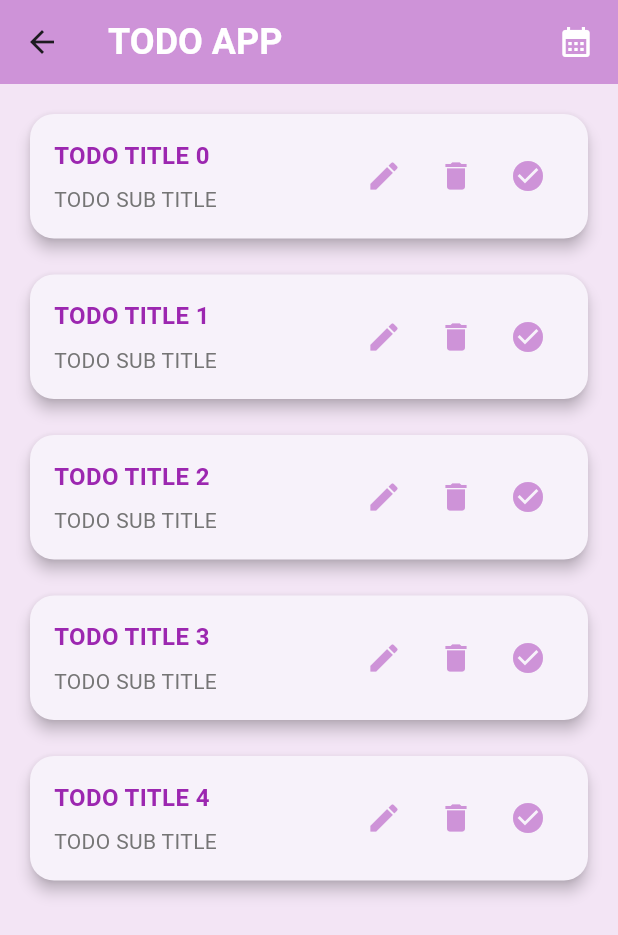
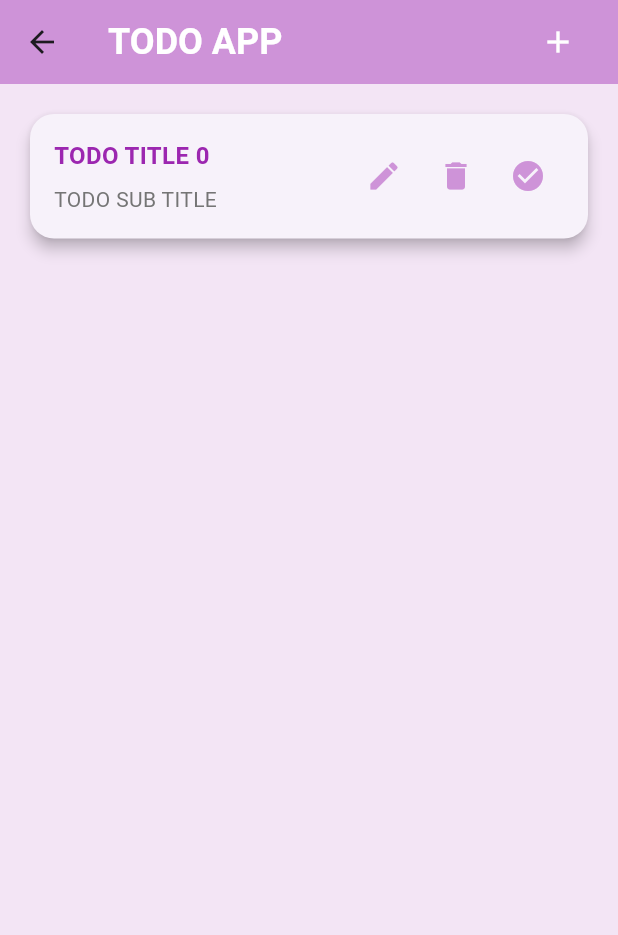
Before and after one commit to golfsomphot/flutterApp, a Flutter app: the Home screen opened directly, on a phone screen of 412 x 824 dp. Shown: the top 935 px of the screen. Run offline on Flutter 3.47's test engine with Material 3 defaults, Android fonts, the phone set to English and light mode, and no system bars; our stand-ins replace font_awesome_flutter; Roboto replaces fonts that are missing (Arial).

```diff
--- /dev/null
+++ b/lib/models/profile.dart
@@ -0,0 +1,5 @@
+class Profile {
+  String email = "";
+  String password = "";
+  Profile({required this.email, required this.password});
+}
--- a/lib/screen/home.dart
+++ b/lib/screen/home.dart
@@ -8,6 +8,8 @@ class Home extends StatefulWidget {
 }
 
 class _HomeState extends State<Home> {
+  var num_add = 1;
+  var num_list = -1;
   @override
   Widget build(BuildContext context) {
     return Scaffold(
@@ -25,18 +27,27 @@ class _HomeState extends State<Home> {
                 color: Colors.white,
               ),
             ),
-            Icon(
-              Icons.calendar_month,
+            IconButton(
+              icon: Icon(Icons.add),
               color: Colors.white,
+              onPressed: () {
+                setState(() {
+                  if (num_add < 5) {
+                    num_add++;
+                  }
+                });
+              },
             ),
           ],
         ),
       ),
-      body: Container(
+      body: SingleChildScrollView(
+        child: Container(
+          height: 900,
           color: Colors.purple[50], // สีพื้นหลังของ body
           padding: EdgeInsets.all(16.0),
           child: Column(
-          children: List.generate(5, (index) {
+            children: List.generate(num_add, (index) {
               return Padding(
                 padding: const EdgeInsets.only(bottom: 16.0),
                 child: Card(
@@ -74,15 +85,17 @@ class _HomeState extends State<Home> {
                             IconButton(
                               icon: Icon(Icons.edit),
                               color: Colors.purple[200],
-                            onPressed: () {
-                              // Action for edit
-                            },
+                              onPressed: () {},
                             ),
                             IconButton(
                               icon: Icon(Icons.delete),
                               color: Colors.purple[200],
                               onPressed: () {
-                              // Action for delete
+                                setState(() {
+                                  if (num_add > 1) {
+                                    --num_add;
+                                  }
+                                });
                               },
                             ),
                             IconButton(
@@ -102,6 +115,7 @@ class _HomeState extends State<Home> {
             }),
           ),
         ),
+      ),
     );
   }
 }
```
Also changed, not shown: lib/screen/login.dart (+18 -1 lines), lib/screen/register.dart (added, +100 -0 lines). Lines whose indentation alone changed are shown as unchanged.
